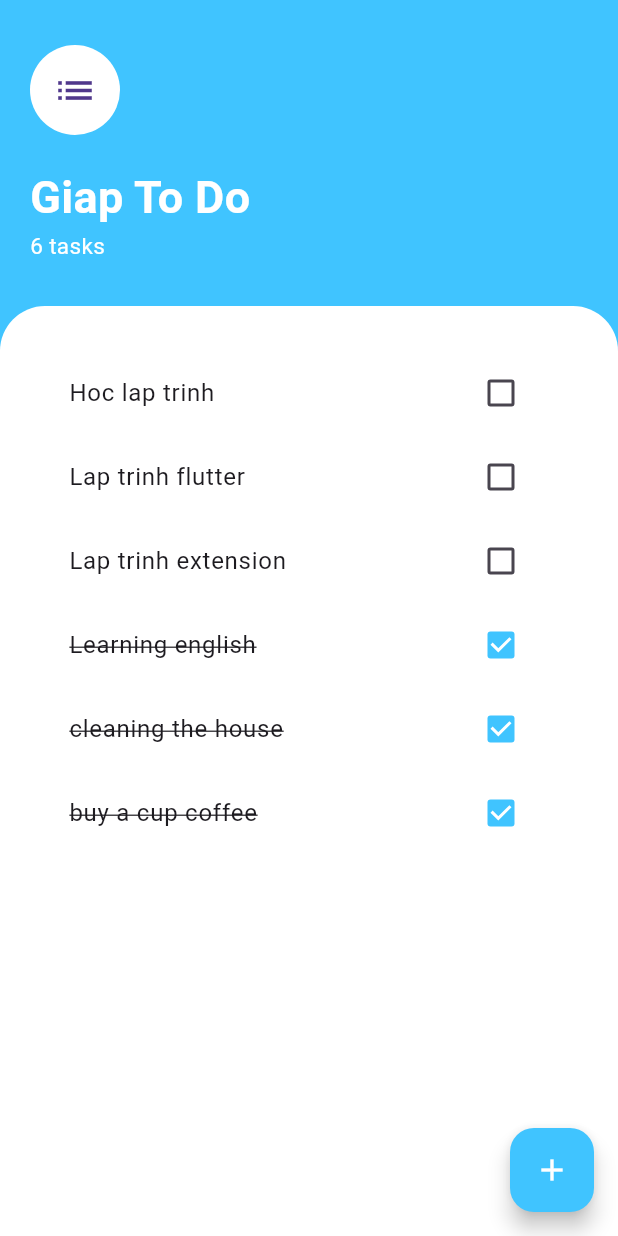
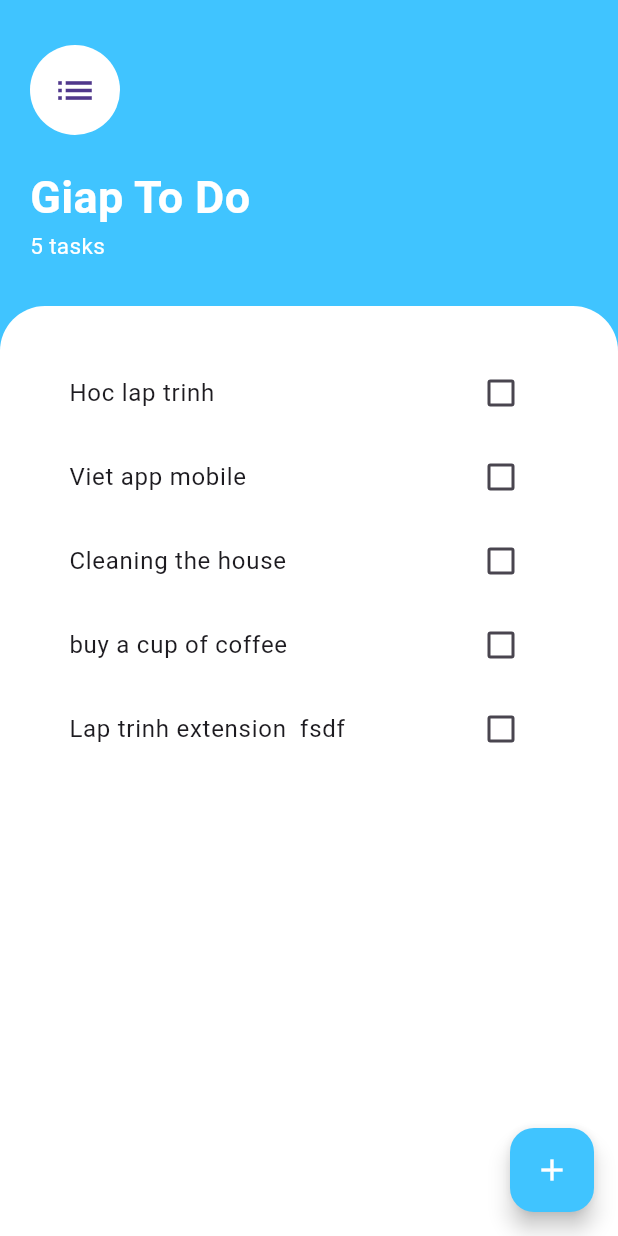
Before and after one commit to DG1923/To-Do-List, a Flutter app: the screen it shows after launch, on a phone screen of 412 x 824 dp. Run offline on Flutter 3.47's test engine with Material 3 defaults, Android fonts, the phone set to English and light mode, and no system bars.

Commit message:
done method add, delete to do

```diff
--- a/lib/main.dart
+++ b/lib/main.dart
@@ -1,5 +1,7 @@
 import 'package:flutter/material.dart';
-import 'tasks_screen.dart';
+import 'screen/tasks_screen.dart';
+import 'package:provider/provider.dart';
+import 'package:to_do_list/models/taskData.dart';
 void main() {
   runApp(const MainApp());
 }
@@ -9,8 +11,14 @@ class MainApp extends StatelessWidget {
 
   @override
   Widget build(BuildContext context) {
-    return MaterialApp(
-      home: TasksScreen(),
+    return ChangeNotifierProvider(
+
+      create: (BuildContext context) {
+        return Taskdata();
+      },
+      child: MaterialApp(
+        home: TasksScreen(),
+      ),
     );
   }
 }
--- /dev/null
+++ b/lib/models/task.dart
@@ -0,0 +1,8 @@
+class Task {
+  late String nameTask;
+  late bool isDone;
+  Task({required this.nameTask,this.isDone = false});
+  void getDoneTask(){
+    isDone = !isDone;
+  }
+}
--- /dev/null
+++ b/lib/models/taskData.dart
@@ -0,0 +1,11 @@
+import 'package:flutter/foundation.dart';
+import 'package:to_do_list/models/task.dart';
+class Taskdata extends ChangeNotifier{
+  List<Task> taskTodo = [
+    Task(nameTask: "Hoc lap trinh"),
+    Task(nameTask: "Viet app mobile"),
+    Task(nameTask: "Cleaning the house"),
+    Task(nameTask: "buy a cup of coffee"),
+    Task(nameTask: "Lap trinh extension  fsdf"),
+  ];
+}
--- a/lib/tasks_screen.dart
+++ b/lib/screen/tasks_screen.dart
@@ -2,14 +2,27 @@ import 'package:flutter/cupertino.dart';
 import 'package:flutter/material.dart';
 import 'todo_screen.dart';
 import 'addTaskScreen.dart';
+import 'package:to_do_list/models/task.dart';
+List<Task> taskTodo = [
+  Task(nameTask: "Hoc lap trinh"),
+  Task(nameTask: "Viet app mobile"),
+  Task(nameTask: "Cleaning the house"),
+  Task(nameTask: "buy a cup of coffee"),
+  Task(nameTask: "Lap trinh extension  fsdf"),
+];
 class TasksScreen extends StatefulWidget {
   const TasksScreen({super.key});
-
   @override
   State<TasksScreen> createState() => _TasksScreenState();
 }
 
 class _TasksScreenState extends State<TasksScreen> {
+  void addTaskList(String nameTask){
+    setState(() {
+      Task temp = Task(nameTask: nameTask);
+      taskTodo.add(temp);
+    });
+  }
   @override
   Widget build(BuildContext context) {
     return MaterialApp(
@@ -20,7 +33,7 @@ class _TasksScreenState extends State<TasksScreen> {
                 context: context,
                 isScrollControlled: true,
                 builder: (BuildContext context) {
-                  return Addtaskscreen();
+                  return Addtaskscreen(voidCallBack: addTaskList,);
                 });
           },
           backgroundColor: Colors.lightBlueAccent,
@@ -61,7 +74,7 @@ class _TasksScreenState extends State<TasksScreen> {
                           color: Colors.white),
                     ),
                     Text(
-                      "${tasks.length} tasks",
+                      taskTodo.length==1?"${taskTodo.length} task":"${taskTodo.length} tasks",
                       style: TextStyle(
                         fontSize: 15,
                         color: Colors.white,
@@ -73,7 +86,7 @@ class _TasksScreenState extends State<TasksScreen> {
               SizedBox(
                 height: 30,
               ),
-              Todo(),
+              Todo(taskTodo: taskTodo,),
             ],
           ),
         ),
--- /dev/null
+++ b/lib/screen/todo_screen.dart
@@ -0,0 +1,44 @@
+import 'package:flutter/material.dart';
+import 'package:to_do_list/models/task.dart';
+import 'package:to_do_list/widget/listTile.dart';
+
+class Todo extends StatefulWidget {
+  List<Task> taskTodo;
+
+  Todo({super.key, required this.taskTodo});
+
+  @override
+  State<Todo> createState() => _TodoState();
+}
+
+class _TodoState extends State<Todo> {
+  @override
+  Widget build(BuildContext context) {
+    return Expanded(
+      child: Container(
+        decoration: BoxDecoration(
+          borderRadius: BorderRadius.only(
+            topRight: Radius.circular(30),
+            topLeft: Radius.circular(30),
+          ),
+          color: Colors.white,
+        ),
+        child: Container(
+            padding: EdgeInsets.all(30),
+            child: ListView.builder(
+              itemCount: widget.taskTodo.length,
+              itemBuilder: (BuildContext context, int index) {
+                String task = widget.taskTodo[index].nameTask;
+                bool value = widget.taskTodo[index].isDone;
+                return Listtile(task: widget.taskTodo[index], voidCallBackFunction: (){
+                  setState(() {
+                    widget.taskTodo[index].getDoneTask();
+                  });
+                });
+              },
+            )),
+      ),
+    );
+
+  }
+}
--- a/lib/todo_screen.dart
+++ /dev/null
@@ -1,78 +0,0 @@
-import 'package:flutter/material.dart';
-
-List<Map<String, bool>> tasks = [
-  {"Hoc lap trinh ": false},
-  {"Lap trinh flutter ": false},
-  {"Lap trinh extension ": false},
-  {"Learning english ": true},
-  {"cleaning the house": true},
-  {"buy a cup coffee": true},
-];
-
-class Todo extends StatefulWidget {
-  const Todo({super.key});
-
-  @override
-  State<Todo> createState() => _TodoState();
-}
-
-class _TodoState extends State<Todo> {
-  @override
-  Widget build(BuildContext context) {
-    return Expanded(
-      child: Container(
-        decoration: BoxDecoration(
-          borderRadius: BorderRadius.only(
-            topRight: Radius.circular(30),
-            topLeft: Radius.circular(30),
-          ),
-          color: Colors.white,
-        ),
-        child: Container(
-            padding: EdgeInsets.all(30),
-            child: ListView.builder(
-              itemCount: tasks.length,
-              itemBuilder: (BuildContext context, int index) {
-                String task = tasks[index].keys.first;
-                bool value = tasks[index].values.first;
-                return ListTile(
-                  onTap: (){
-                    setState(() {
-                      if(value == true){
-                        tasks[index][task] = false;
-                      } else{
-                        tasks[index][task] = true;
-                      }
-                    });
-                  },
-                  onLongPress: (){
-                    setState(() {
-                      if(value == true){
-                        tasks[index][task] = false;
-                      } else{
-                        tasks[index][task] = true;
-                      }
-                    });
-                  },
-                  title: Text(task,
-                    style: TextStyle(
-                      decoration: tasks[index][task]!?TextDecoration.lineThrough:null,
-                    ),
-                  ),
-                  trailing: Checkbox(
-                    value: tasks[index].values.first,
-                    activeColor: Colors.lightBlueAccent,
-                    onChanged: (value){
-                      setState(() {
-                        tasks[index][task] = value!;
-                      });
-                    },
-                    ),
-                  );
-              },
-            )),
-      ),
-    );
-
-  }
-}
--- /dev/null
+++ b/lib/widget/listTile.dart
@@ -0,0 +1,28 @@
+import 'package:flutter/material.dart';
+import 'package:to_do_list/models/task.dart';
+class Listtile extends StatelessWidget {
+  const Listtile({super.key,required this.task,required this.voidCallBackFunction});
+  final Task task;
+  final Function voidCallBackFunction;
+  @override
+  Widget build(BuildContext context) {
+    return ListTile(
+      title: Text(
+        task.nameTask,
+        style: TextStyle(
+          decoration: task.isDone!?TextDecoration.lineThrough:null,
+        ),
+      ),
+      onTap: (){
+        voidCallBackFunction();
+      },
+      trailing: Checkbox(
+        value: task.isDone,
+        activeColor: Colors.lightBlueAccent,
+        onChanged: (value){
+          voidCallBackFunction();
+        },
+      ),
+    );;
+  }
+}
--- a/pubspec.yaml
+++ b/pubspec.yaml
@@ -14,6 +14,7 @@ dev_dependencies:
   flutter_test:
     sdk: flutter
   flutter_lints: ^3.0.0
+  provider: ^6.1.2
 
 flutter:
   uses-material-design: true
```
Also changed, not shown: lib/screen/addTaskScreen.dart (renamed from lib/addTaskScreen.dart, +6 -3 lines), pubspec.lock.
